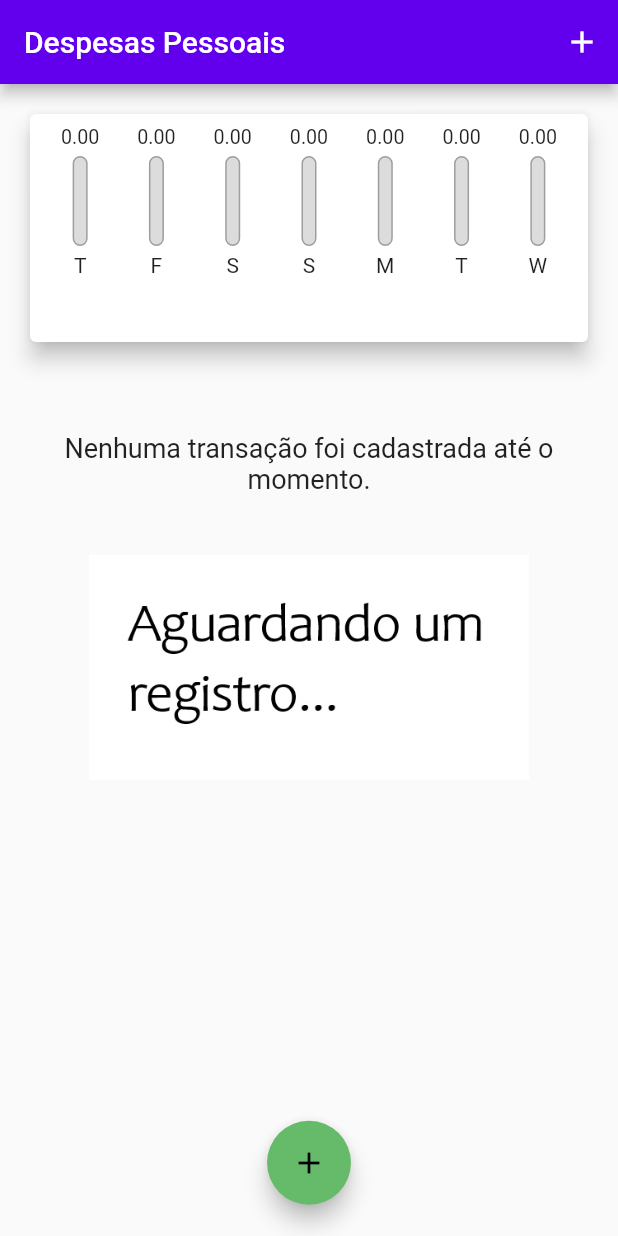
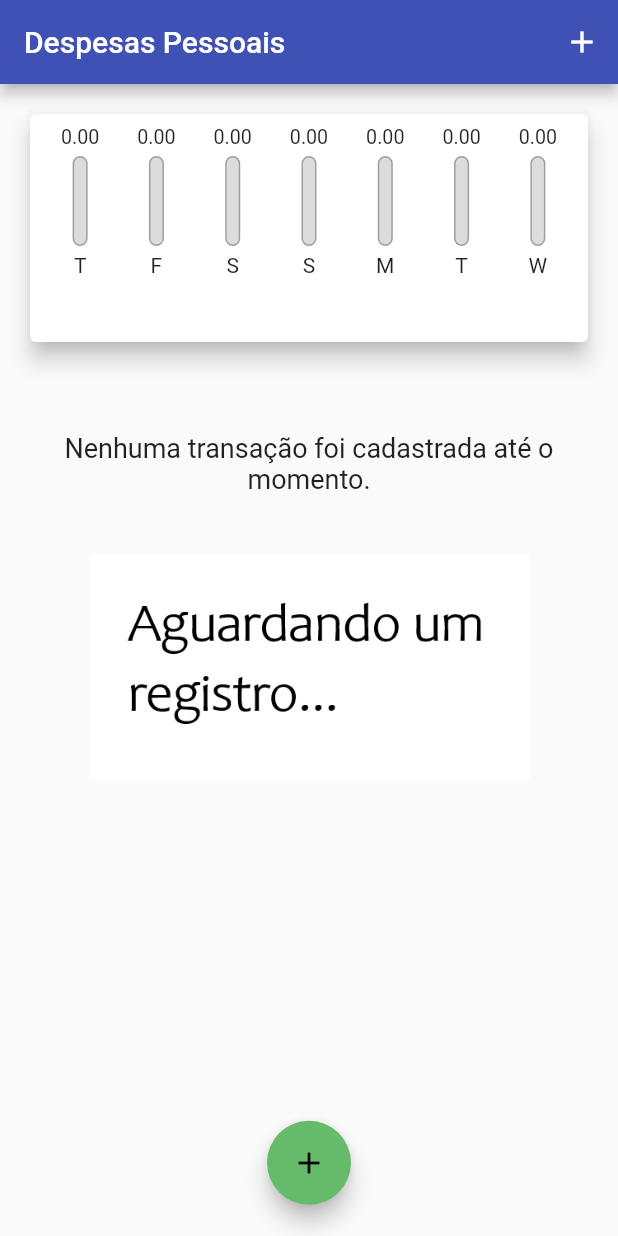
Before and after one commit to leandromarcelino93/projeto_pessoal_despesas_pessoais, a Flutter app: the screen it shows after launch, on a phone screen of 412 x 824 dp. Run offline on Flutter 3.47's test engine with Material 2 defaults, Android fonts, the phone set to English and light mode, and no system bars.

Commit message:
Third commit

```diff
--- a/lib/main.dart
+++ b/lib/main.dart
@@ -13,8 +13,9 @@ class ExpensesApp extends StatelessWidget {
     return MaterialApp(
         debugShowCheckedModeBanner: false,
         theme: ThemeData(
-            primarySwatch: Colors.indigo,
-            colorScheme: ColorScheme.light(secondary: Colors.green.shade400)),
+            colorScheme: ColorScheme.light(
+                primary: Colors.indigo,
+                secondary: Colors.green.shade400)),
         home: MyHomePage());
   }
 }
```
